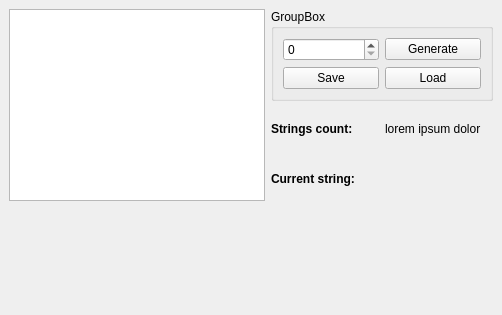
Before: the Qt Designer form app/ui/main_window.ui in ANDR-ASCII/cstest, drawn with Qt 5.
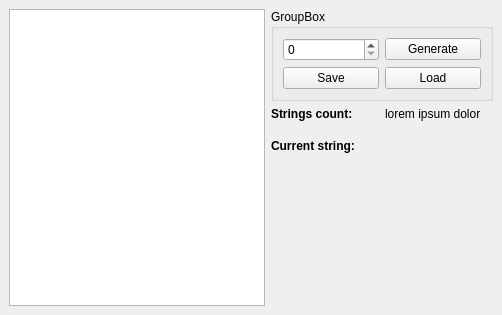
After: the same form once the commit is applied.

Patch:
```diff
--- a/app/ui/main_window.ui
+++ b/app/ui/main_window.ui
@@ -117,10 +117,7 @@
       </item>
      </layout>
     </item>
-    <item row="0" column="0" rowspan="3">
-     <widget class="QTableView" name="tableView"/>
-    </item>
-    <item row="3" column="0">
+    <item row="3" column="1">
      <spacer name="verticalSpacer">
       <property name="orientation">
        <enum>Qt::Vertical</enum>
@@ -133,6 +130,9 @@
       </property>
      </spacer>
     </item>
+    <item row="0" column="0" rowspan="4">
+     <widget class="QTableView" name="tableView"/>
+    </item>
    </layout>
   </widget>
  </widget>
```
